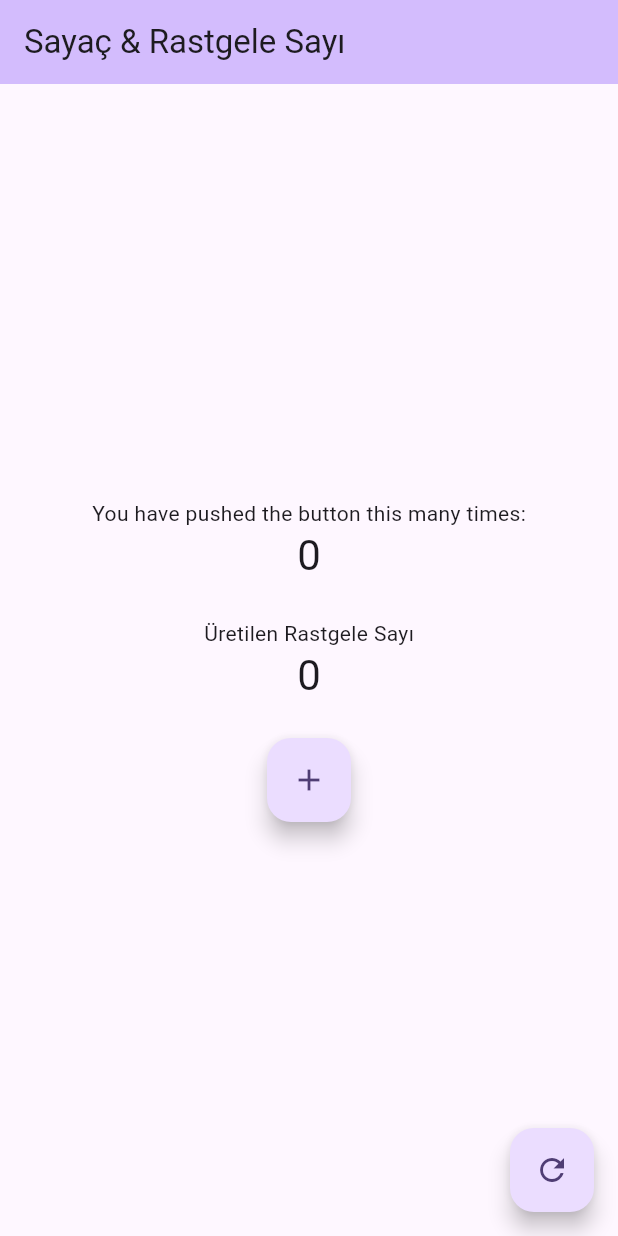
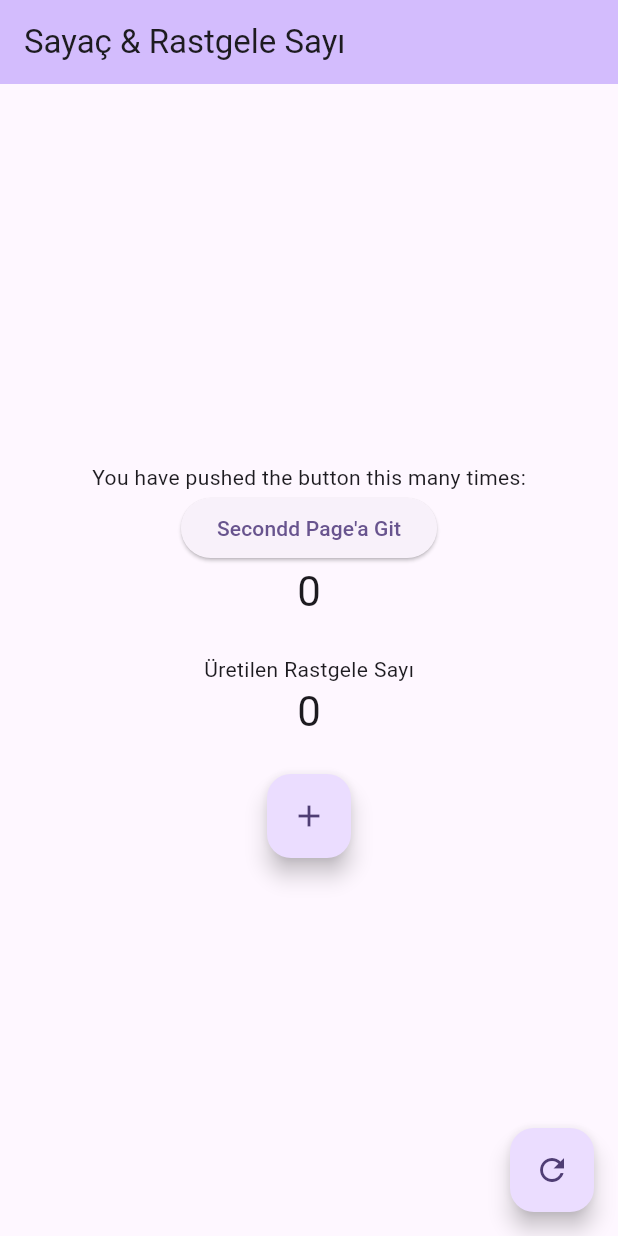
Before and after one commit to GulayAdgzl/GetXProject, a Flutter app: the screen it shows after launch, on a phone screen of 412 x 824 dp. Run offline on Flutter 3.47's test engine with Material 3 defaults, Android fonts, the phone set to English and light mode, and no system bars; our stand-ins replace get.

```diff
--- a/getx/lib/home_page/home_page.dart
+++ b/getx/lib/home_page/home_page.dart
@@ -21,6 +21,12 @@ class MyHomePage extends StatelessWidget {
           mainAxisAlignment: MainAxisAlignment.center,
           children: <Widget>[
             const Text('You have pushed the button this many times:'),
+            ElevatedButton(
+                onPressed: () {
+                  // İkinci sayfaya yönlendiriyoruz
+                  Get.toNamed('/second');
+                },
+                child: Text("Secondd Page'a Git")),
             // SayacController update() çağırdığında rebuild olur
             GetBuilder<SayacController>(
               builder: (c) => Text(
--- a/getx/lib/main.dart
+++ b/getx/lib/main.dart
@@ -2,11 +2,6 @@ import 'package:flutter/material.dart';
 import 'package:get/get.dart';
 import 'package:getx/home_page/home_binding.dart';
 import 'package:getx/home_page/home_page.dart';
-import 'package:getx/home_page/sayac_controller.dart';
-import 'package:getx/home_page/sayi_controller.dart';
-
-import 'package:flutter/material.dart';
-import 'package:get/get.dart';
 import 'package:getx/second/second_binding.dart';
 import 'package:getx/second/second_page.dart';
 
```
